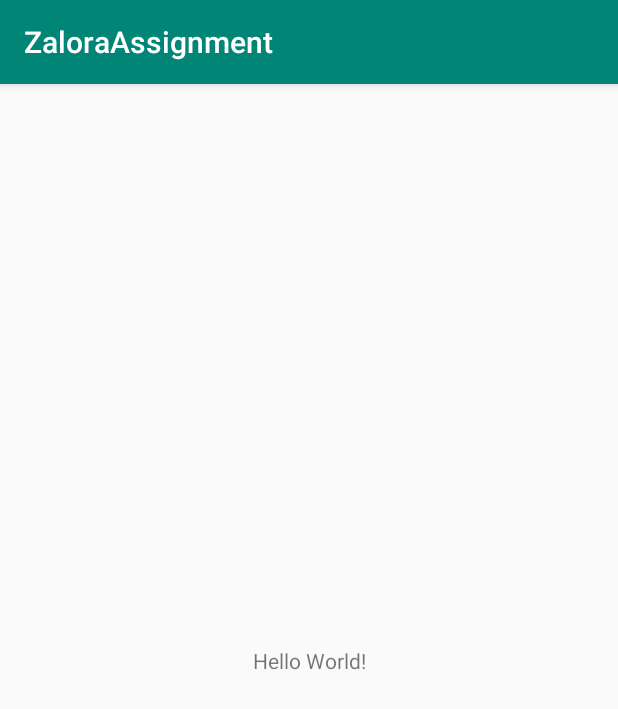
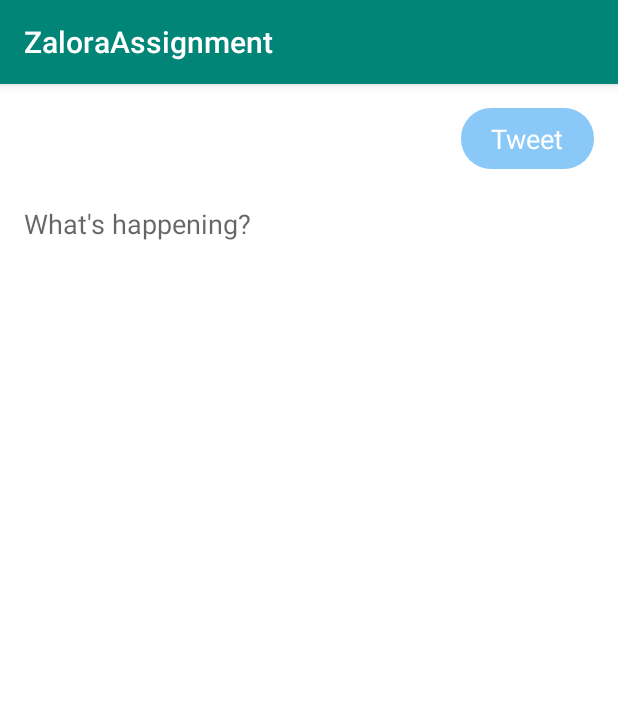
Before and after one commit to rjkolli7/TwitSplit, an Android app: the screen it shows after launch (MainActivity), on a phone screen of 412 x 824 dp. Shown: the top 709 px of the screen. Run offline under Robolectric (Android 15) with nearby library versions, the phone set to English and light mode, and no system bars.

Commit message:
Added tweeter ui, helper class for message split. Added test cases for business logic.

```diff
--- a/app/src/main/AndroidManifest.xml
+++ b/app/src/main/AndroidManifest.xml
@@ -10,7 +10,9 @@
             android:supportsRtl="true"
             android:theme="@style/AppTheme"
             tools:ignore="GoogleAppIndexingWarning">
-        <activity android:name="com.demo.twitsplit.MainActivity">
+        <activity android:name="com.demo.twitsplit.MainActivity"
+                  android:windowSoftInputMode="stateAlwaysVisible|adjustResize"
+                  android:configChanges="keyboard|screenLayout|orientation">
             <intent-filter>
                 <action android:name="android.intent.action.MAIN"/>
 
--- /dev/null
+++ b/app/src/main/res/drawable/tweet_btn_selector.xml
@@ -0,0 +1,5 @@
+<?xml version="1.0" encoding="utf-8"?>
+<selector xmlns:android="http://schemas.android.com/apk/res/android">
+    <item android:state_enabled="true" android:drawable="@drawable/tweet_tv_bg_selected"/>
+    <item android:drawable="@drawable/tweet_tv_bg"/>
+</selector>
--- /dev/null
+++ b/app/src/main/res/drawable/tweet_tv_bg.xml
@@ -0,0 +1,6 @@
+<?xml version="1.0" encoding="utf-8"?>
+<shape xmlns:android="http://schemas.android.com/apk/res/android"
+       android:shape="rectangle">
+    <solid android:color="@color/tweet_bg_95opacity"/>
+    <corners android:radius="20dp"/>
+</shape>
--- /dev/null
+++ b/app/src/main/res/drawable/tweet_tv_bg_selected.xml
@@ -0,0 +1,6 @@
+<?xml version="1.0" encoding="utf-8"?>
+<shape xmlns:android="http://schemas.android.com/apk/res/android"
+       android:shape="rectangle">
+    <solid android:color="@color/colorAccent"/>
+    <corners android:radius="20dp"/>
+</shape>
--- a/app/src/main/res/layout/activity_main.xml
+++ b/app/src/main/res/layout/activity_main.xml
@@ -5,14 +5,46 @@
         xmlns:app="http://schemas.android.com/apk/res-auto"
         android:layout_width="match_parent"
         android:layout_height="match_parent"
+        android:background="@android:color/white"
         tools:context=".MainActivity">
 
-    <android.support.v7.widget.AppCompatTextView
-            android:layout_width="wrap_content"
-            android:layout_height="wrap_content"
-            android:text="Hello World!"
+
+    <android.support.v7.widget.AppCompatEditText
+            android:id="@+id/tweet_msg_edt"
+            android:layout_width="0dp"
+            android:layout_height="0dp"
+            android:hint="@string/edt_hint"
+            android:gravity="top|start"
+            android:textColor="@android:color/black"
+            android:padding="16dp"
+            android:inputType="textMultiLine"
+            android:background="@android:color/transparent"
             app:layout_constraintBottom_toBottomOf="parent"
             app:layout_constraintLeft_toLeftOf="parent"
             app:layout_constraintRight_toRightOf="parent"
-            app:layout_constraintTop_toTopOf="parent"/>
+            app:layout_constraintTop_toBottomOf="@+id/tweet_send_tv"
+            android:layout_marginBottom="8dp"
+            android:layout_marginTop="8dp">
+        <requestFocus/>
+    </android.support.v7.widget.AppCompatEditText>
+
+    <android.support.v7.widget.AppCompatTextView android:layout_width="wrap_content"
+                                                 android:layout_height="wrap_content"
+                                                 android:textColor="@android:color/white"
+                                                 android:text="@string/tweet"
+                                                 android:paddingTop="8dp"
+                                                 android:paddingBottom="8dp"
+                                                 android:textAppearance="@style/TextAppearance.AppCompat.Medium"
+                                                 android:paddingLeft="20dp"
+                                                 android:enabled="false"
+                                                 android:textColorHint="@color/text_hint"
+                                                 android:paddingRight="20dp"
+                                                 android:onClick="sendTweet"
+                                                 android:background="@drawable/tweet_btn_selector"
+                                                 android:layout_marginEnd="16dp"
+                                                 app:layout_constraintEnd_toEndOf="parent"
+                                                 android:layout_marginRight="16dp" android:layout_marginTop="16dp"
+                                                 app:layout_constraintTop_toTopOf="parent"
+                                                 android:id="@+id/tweet_send_tv"/>
+
 </android.support.constraint.ConstraintLayout>
--- a/app/src/main/res/values/colors.xml
+++ b/app/src/main/res/values/colors.xml
@@ -2,5 +2,7 @@
 <resources>
     <color name="colorPrimary">#008577</color>
     <color name="colorPrimaryDark">#00574B</color>
-    <color name="colorAccent">#D81B60</color>
+    <color name="colorAccent">#38A1F3</color>
+    <color name="tweet_bg_95opacity">#9538A1F3</color>
+    <color name="text_hint">#C0C0C0</color>
 </resources>
--- a/app/src/main/res/values/strings.xml
+++ b/app/src/main/res/values/strings.xml
@@ -1,4 +1,5 @@
 <resources>
     <string name="app_name">ZaloraAssignment</string>
     <string name="edt_hint">What\'s happening?</string>
+    <string name="tweet">Tweet</string>
 </resources>
```
Also changed, not shown: app/src/main/java/com/demo/twitsplit/CommonHelper.kt (added, +75 -0 lines), app/src/main/java/com/demo/twitsplit/MainActivity.kt (+55 -0 lines), 2 other files.
